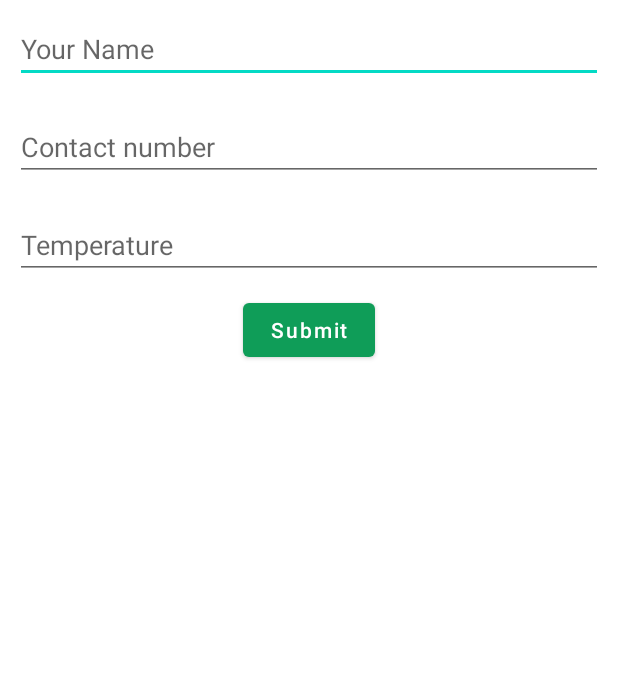
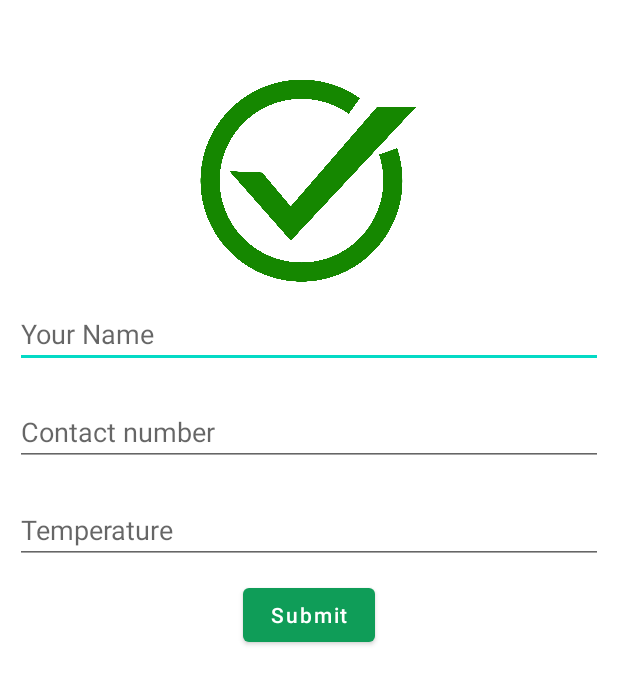
Before and after one commit to ngzk999/BreakTheChain, an Android app: the layout fragment_record.xml on its own in the app's theme, with its tools: preview values and no code run, on a phone screen of 412 x 824 dp. Shown: the top 684 px of the screen. Run offline under Robolectric (Android 15) with nearby library versions, the phone set to English and light mode, and no system bars; network calls fail.

Commit message:
Temperature Check

```diff
--- a/app/src/main/res/layout/fragment_record.xml
+++ b/app/src/main/res/layout/fragment_record.xml
@@ -9,6 +9,13 @@
         android:layout_width="match_parent"
         android:layout_height="match_parent"
         android:orientation="vertical">
+
+        <ImageView
+            android:layout_width="211dp"
+            android:layout_height="140dp"
+            android:layout_gravity="center"
+            android:src="@drawable/check_mark"
+            android:layout_marginTop="50dp"/>
 
         <EditText
             android:id="@+id/idETName"
```
Also changed, not shown: app/src/main/res/drawable-v24/check_mark.png (added).
